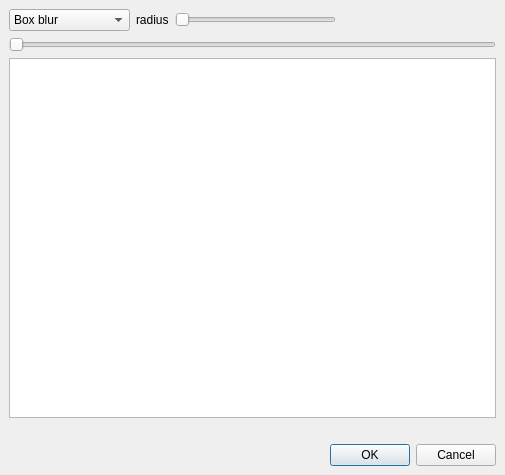
Above: avidemux_plugins/ADM_videoFilters6/blur/qt4/blur.ui from mean00/avidemux2 before the change. Below: the same form after it.
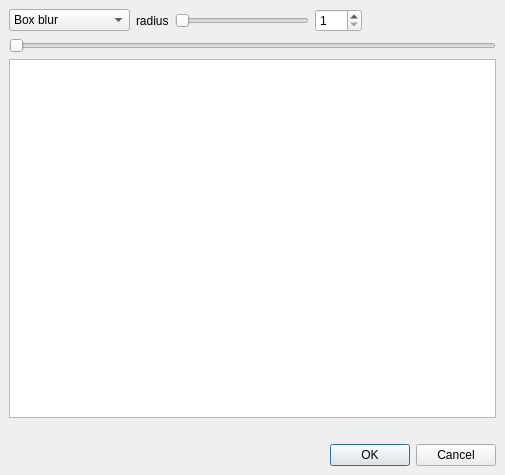
That is the form after the change. Custom widgets are drawn as their Qt base class.

Commit message: [blur] add setTabOrder; add coupled spinbox

Patch:
```diff
--- a/avidemux_plugins/ADM_videoFilters6/blur/qt4/blur.ui
+++ b/avidemux_plugins/ADM_videoFilters6/blur/qt4/blur.ui
@@ -77,7 +77,7 @@
        </property>
       </widget>
      </item>
-     <item row="0" column="3">
+     <item row="0" column="4">
       <spacer>
        <property name="orientation">
         <enum>Qt::Horizontal</enum>
@@ -91,7 +91,7 @@
       </spacer>
      </item>
      <item row="0" column="2">
-      <widget class="ADM_SliderIndicator" name="horizontalSliderRadius">
+      <widget class="QSlider" name="horizontalSliderRadius">
        <property name="minimum">
         <number>1</number>
        </property>
@@ -125,6 +125,16 @@
        </item>
       </widget>
      </item>
+     <item row="0" column="3">
+      <widget class="QSpinBox" name="spinBoxRadius">
+       <property name="minimum">
+        <number>1</number>
+       </property>
+       <property name="maximum">
+        <number>200</number>
+       </property>
+      </widget>
+     </item>
     </layout>
    </item>
   </layout>
@@ -135,11 +145,6 @@
    <extends>QSlider</extends>
    <header>ADM_toolkitQt.h</header>
   </customwidget>
-  <customwidget>
-   <class>ADM_SliderIndicator</class>
-   <extends>QSlider</extends>
-   <header>ADM_toolkitQt.h</header>
-  </customwidget>
  </customwidgets>
  <tabstops>
   <tabstop>comboBoxAlgorithm</tabstop>
```
The commit also changes 3 other files.
